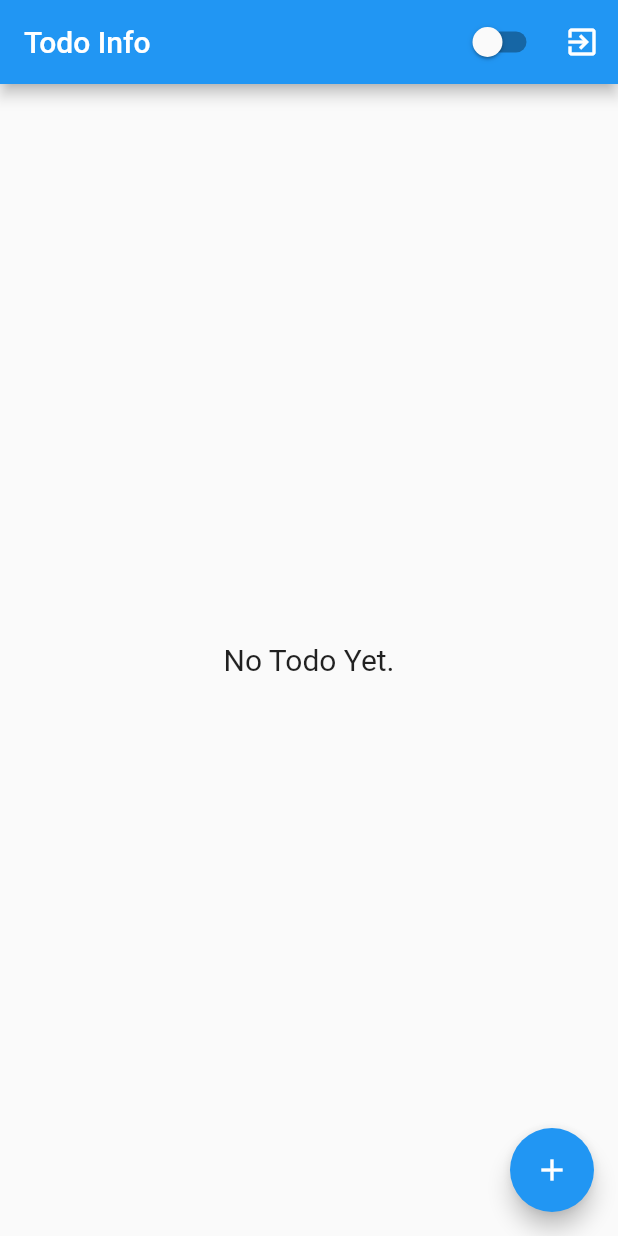
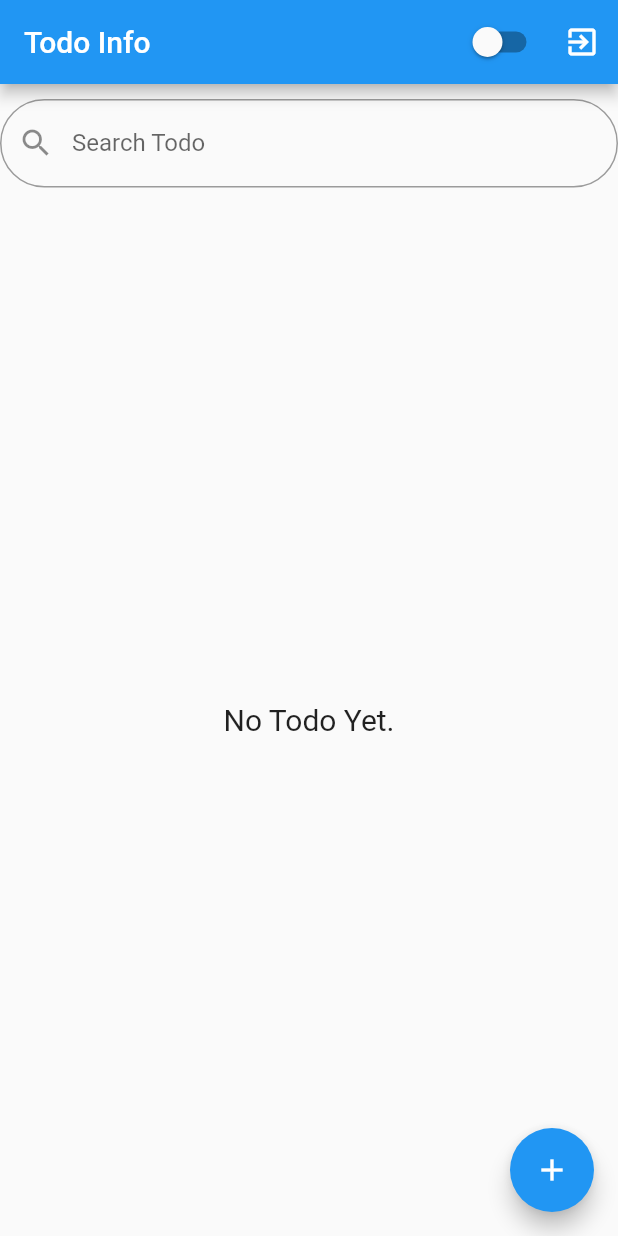
Before and after one commit to SaritaTrentium/Todo_app, a Flutter app: the screen it shows once a user with an empty profile is signed in, on a phone screen of 412 x 824 dp. Run offline on Flutter 3.47's test engine with Material 2 defaults, Android fonts, the phone set to English and light mode, and no system bars; our stand-ins replace cloud_firestore, firebase_auth, firebase_core, flutter_local_notifications, hive, hive_flutter and 2 more; accounts and stored records are empty.

Commit message:
add Search bar

```diff
--- a/lib/main.dart
+++ b/lib/main.dart
@@ -16,7 +16,6 @@ import 'package:firebase_core/firebase_core.dart';
 import 'providers/user_provider.dart';
 import 'package:shared_preferences/shared_preferences.dart';
 
-
 Future<void> main() async {
   WidgetsFlutterBinding.ensureInitialized();
   await Firebase.initializeApp();
@@ -28,7 +27,6 @@ Future<void> main() async {
     await Hive.initFlutter();
     Hive.registerAdapter(TodoAdapter());
     Hive.registerAdapter(UsersAdapter());
-    //await Hive.openBox<Users>('users');
     await Hive.openBox<Todo>('todos');
 
   runApp(
@@ -53,8 +51,6 @@ class _MyAppState extends State<MyApp> {
   @override
   Widget build(BuildContext context) {
     final themeProvider = Provider.of<ThemeChangerProvider>(context);
-    // final todoBox = Hive.box<Todo>('todos');
-    // final todos = todoBox.values.toList();
     return MaterialApp(
       title: 'Flutter Demo',
       debugShowCheckedModeBanner: false,
--- a/lib/pages/todo_list_page.dart
+++ b/lib/pages/todo_list_page.dart
@@ -17,32 +17,39 @@ class TodoListPage extends StatefulWidget {
   State<TodoListPage> createState() => _TodoListPageState();
 }
 class _TodoListPageState extends State<TodoListPage> {
+  List<Todo>? filteredTodos;
+  String? query;
 
+  @override
+  void initState() {
+
+    final todoListProvider = Provider.of<TodoListProvider>(context, listen: false);
+    final user = FirebaseAuth.instance.currentUser;
+    if(user != null){
+      query = '';
+      Hive.openBox<Todo>('todos_${user.email}');
+      filteredTodos = <Todo>[];
+      todoListProvider.fetchUserTodos(user.email).then((todos) {
+         setState(() {
+            filteredTodos = todos;
+         });
+      });
+        print(filteredTodos);
+        print('Filter data when Before initialized time: ${user.email} ${todoListProvider.todos.length}');
+        print('Filter data when after initialized time: ${todoListProvider.todos}');
+    } else{
+      setState(() {
+        print("User is null. Try to sign in");
+      });
+    }
+    super.initState();
+  }
 
   @override
   Widget build(BuildContext context) {
     final authProvider = Provider.of<AuthProvider>(context);
     final todoListProvider = Provider.of<TodoListProvider>(context, listen: false);
-
-    final user = FirebaseAuth.instance.currentUser;
-    try{
-      if (user != null){
-        print('Current User Login: ${user.email}');
-        setState(() {
-          Hive.openBox<Todo>('todos_${user.email}');
-          todoListProvider.fetchUserTodos(user.email);
-        });
-      } else {
-        setState(() {
-          authProvider.isUserSignedIn();
-        });
-        print("User is null. try to signUp");
-      }
-    }catch(error){
-      ScaffoldMessenger.of(context).showSnackBar(SnackBar(content: Text(error.toString())));
-    }
-
-   // final todos = todoListProvider.todos;
+    TextEditingController searchController = TextEditingController();
 
     return Scaffold(
       floatingActionButton: FloatingActionButton(
@@ -82,26 +89,45 @@ class _TodoListPageState extends State<TodoListPage> {
           }, icon: Icon(Icons.exit_to_app)),
         ],
       ),
-      body: Consumer<TodoListProvider>(
+      body: Column (
+        children: [
+          const SizedBox(height: 10),
+          TextField(
+            controller: searchController, // Make sure to add this line
+            onChanged: (query) async {
+              filteredTodos = await todoListProvider.fetchSearchTodos(query);
+              print('fetch data when query not null ---$filteredTodos');
+            },
+            decoration: InputDecoration(
+              labelText: "Search Todo",
+              prefixIcon: Icon(Icons.search),
+              border: OutlineInputBorder(
+                borderRadius: BorderRadius.circular(30),
+              ),
+            ),
+          ),
+          const SizedBox(height: 10),
+          Expanded(
+            child: Consumer<TodoListProvider>(
             builder: (context, todoListProvider, _) {
-          final todos = todoListProvider.todos;
-          print('Store todoItems Length -----${todos.length}');
-
               // Use the todos data in your UI
-          if (todos.isEmpty) {
+              if (filteredTodos!.isEmpty) {
                 return const Center(
                   child: Text("No Todo Yet.", style: TextStyle(fontSize: 20),),
                 );
               }
               else {
-            return buildTodoList(todos);
+                return buildTodoList(filteredTodos!);
               }
             },
+          ),
+          ),
+        ],
       ),
     );
   }
 
-  Widget buildTodoList(List<Todo> todos) {
+  Widget buildTodoList(List<Todo> filteredTodos) {
     final _formKey = GlobalKey<FormState>();
     final todoListProvider = Provider.of<TodoListProvider>(context, listen: false);
 
@@ -111,29 +137,29 @@ class _TodoListPageState extends State<TodoListPage> {
         children: [
           Expanded(
             child: ListView.builder(
-                itemCount: todos.length,
+                itemCount: filteredTodos.length,
                 itemBuilder: (context, index) {
                   return ListTile(
                     leading: Checkbox(
-                      value: todos[index].isCompleted,
+                      value:filteredTodos[index].isCompleted,
                       onChanged: (bool? newValue) {
                         if(newValue != null){
                           setState(() {
-                            todos[index].isCompleted = newValue;
+                            filteredTodos[index].isCompleted = newValue;
                           });
-                          todoListProvider.updateTodoCompletion(todos[index], newValue);
+                          todoListProvider.updateTodoCompletion(filteredTodos[index], newValue);
                           print('Checkbox value is: $newValue');
                         }else {
                           print("checkbox value null");
                         }
                       },
                     ),
-                    title: Text(todos[index].title,
-                        style: TextStyle(decoration: todos[index].isCompleted!
+                    title: Text(filteredTodos[index].title,
+                      style: TextStyle(decoration: filteredTodos[index].isCompleted!
                           ? TextDecoration.lineThrough
                           : TextDecoration.none,
                       ),),
-                    subtitle: Text(todos[index].desc),
+                    subtitle: Text(filteredTodos[index].desc),
                     trailing: Row(
                       mainAxisSize: MainAxisSize.min,
                       children: [
--- a/lib/pages/todo_page.dart
+++ b/lib/pages/todo_page.dart
@@ -34,9 +34,9 @@ class _TodoPageState extends State<TodoPage> {
         ),
         body: Form(
           key: _formKey,
+          child: SingleChildScrollView(
             child: Column(
               children: [
-
                 Padding(
                   padding: const EdgeInsets.all(16.0),
                   child: TextFormField(
@@ -98,6 +98,7 @@ class _TodoPageState extends State<TodoPage> {
                   child: const Text("Add"),
                 ),
               ],
+            ),
           ),
         ),
       );
--- a/lib/providers/todo_list_provider.dart
+++ b/lib/providers/todo_list_provider.dart
@@ -4,10 +4,12 @@ import '../models/todo_model.dart';
 
 class TodoListProvider extends ChangeNotifier {
   final TodoService _todoService = TodoService();
-  // final String _todoBoxName = 'todos';
 
   List<Todo> _todos = [];
   List<Todo> get todos => _todos;
+
+  List<Todo> _filteredTodos = [];
+  List<Todo> get filteredTodos => _filteredTodos;
 
   Future<List<Todo>> fetchUserTodos(String? userEmail) async {
     if (userEmail == null) {
@@ -32,7 +34,6 @@ class TodoListProvider extends ChangeNotifier {
     notifyListeners();
   }
 
-
   Future<void> updateTodoCompletion(Todo todo, bool isCompleted) async{
     print('UserId when update icCompleted : ${todo.userId}');
     final todoId= todo.userId;
@@ -43,4 +44,16 @@ class TodoListProvider extends ChangeNotifier {
       notifyListeners();
     }
   }
+  Future<List<Todo>> fetchSearchTodos(String? query) async {
+    if(query == null || query.isEmpty){
+      _filteredTodos = _todos;
+    }else{
+      _filteredTodos = _todos.where((todos)
+      => todos.title.toLowerCase()
+          .contains(query.toLowerCase()))
+          .toList();
+    }
+      notifyListeners();
+      return _filteredTodos;
+  }
 }
--- a/lib/services/notification_service.dart
+++ b/lib/services/notification_service.dart
@@ -35,7 +35,9 @@ class NotificationService {
   Future showNotification({int id = 0,
     String? title,
     String? body,
-    String? payload,}) async {
+    String? payload,
+    required tz.TZDateTime scheduledDate,
+  }) async {
     return flutterLocalNotificationsPlugin.show(
         id, title, body, await notificationDetails());
   }
```
Also changed, not shown: lib/services/todo_service.dart (+25 -0 lines). Lines whose indentation alone changed are shown as unchanged.
